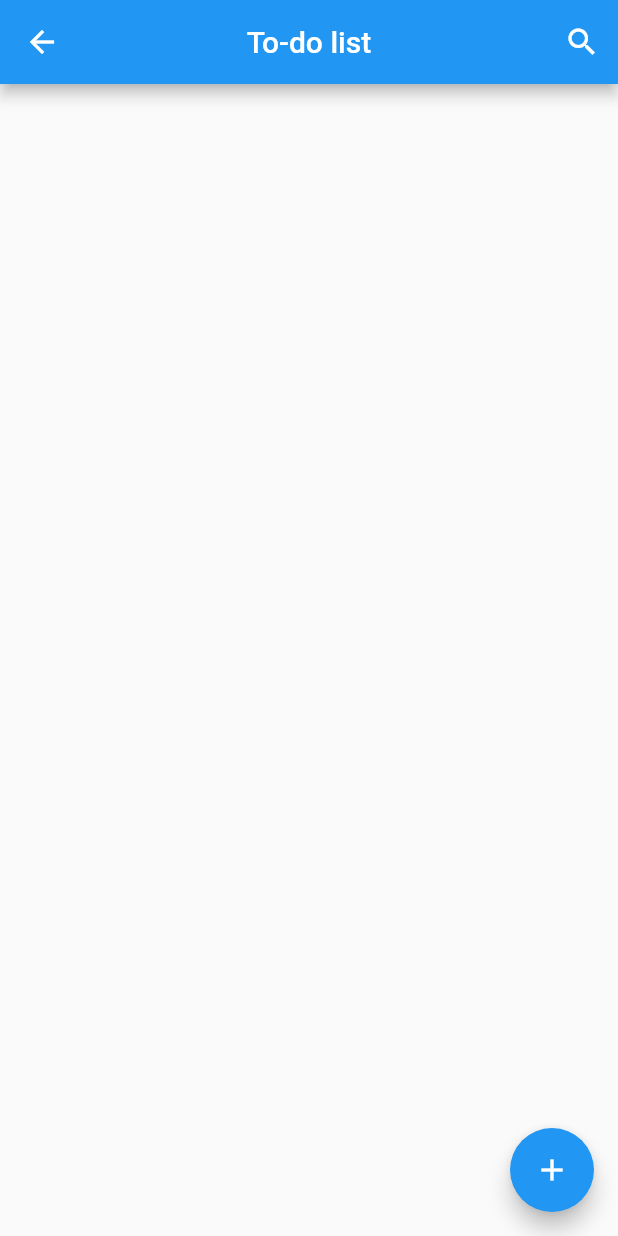
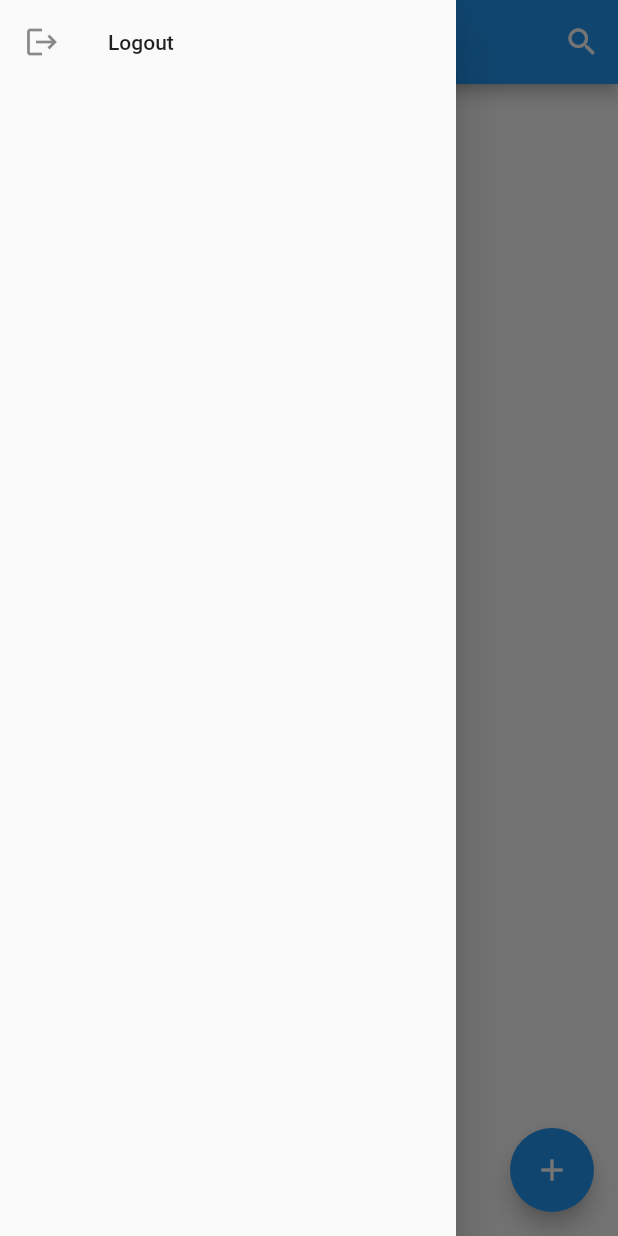
Before and after one commit to dev-raj-1729/flutter_todo_online, a Flutter app: the HomeScreen screen opened by its route, with the side drawer open (before the commit the screen has no drawer), on a phone screen of 412 x 824 dp. Run offline on Flutter 3.47's test engine with Material 2 defaults, Android fonts, the light colour scheme and no system bars; accounts and stored records are empty; network calls fail.

Commit message:
added drawer with logout

```diff
--- a/lib/screens/home_screen.dart
+++ b/lib/screens/home_screen.dart
@@ -1,5 +1,6 @@
 import 'package:flutter/material.dart';
 import 'package:flutter_todo_online/models/api.dart';
+import 'package:flutter_todo_online/widgets/main_drawer.dart';
 import 'package:flutter_todo_online/widgets/todo_form.dart';
 import 'package:flutter_todo_online/widgets/todo_search.dart';
 import 'package:flutter_todo_online/widgets/todo_tile.dart';
@@ -29,6 +30,7 @@ class _HomeScreenState extends State<HomeScreen> {
     // final apiProvider = Provider.of<Api>(context);?
 
     return Scaffold(
+      drawer: UserDrawer(),
       appBar: AppBar(
         centerTitle: true,
         title: Text('To-do list'),
--- /dev/null
+++ b/lib/widgets/main_drawer.dart
@@ -0,0 +1,24 @@
+import 'package:flutter/material.dart';
+import 'package:flutter_todo_online/models/api.dart';
+import 'package:provider/provider.dart';
+
+class UserDrawer extends StatelessWidget {
+  const UserDrawer({Key? key}) : super(key: key);
+
+  @override
+  Widget build(BuildContext context) {
+    final mediaData = MediaQuery.of(context);
+    return Drawer(
+      child: Column(
+        children: [
+          SizedBox(height: mediaData.padding.top),
+          ListTile(
+            leading: Icon(Icons.logout),
+            title: Text('Logout'),
+            onTap: Provider.of<Api>(context).signOut,
+          )
+        ],
+      ),
+    );
+  }
+}
```
Also changed, not shown: lib/models/api.dart (+8 -0 lines).
